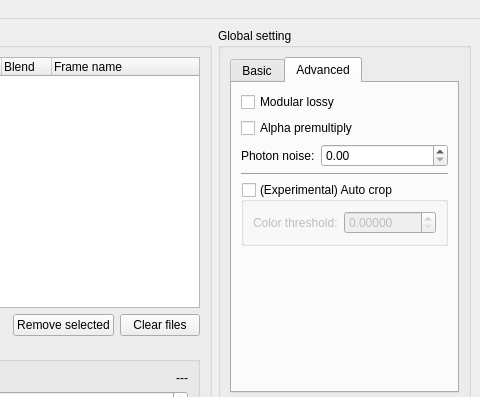
Old version of the form mainwindow.ui in the repository kampidh/JXL-Frame-Stitcher; both pictures show x 320 to 800 and y 0 to 397 of the 800 by 640 pixel window.
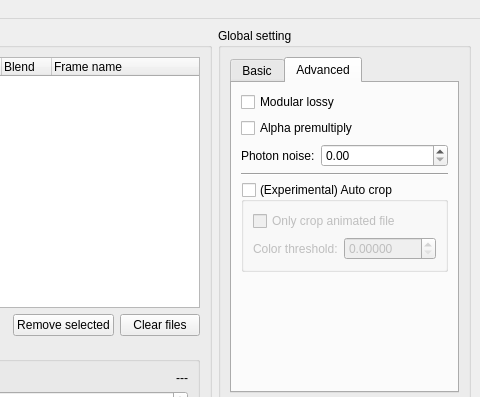
New version of the form. The open tabs and pages were chosen to show the change.

Commit message: Add option to only auto crop animated input image

The edit to the form file:
```diff
--- a/mainwindow.ui
+++ b/mainwindow.ui
@@ -672,6 +672,15 @@
                <property name="checked">
                 <bool>false</bool>
                </property>
+               <layout class="QVBoxLayout" name="verticalLayout_7">
+                <item>
+                 <widget class="QCheckBox" name="onlyCropAnimatedChk">
+                  <property name="text">
+                   <string>Only crop animated file</string>
+                  </property>
+                 </widget>
+                </item>
+                <item>
                <layout class="QFormLayout" name="formLayout_7">
                 <item row="0" column="0">
                  <widget class="QLabel" name="label_17">
@@ -698,6 +707,8 @@
                    <double>0.000000000000000</double>
                   </property>
                  </widget>
+                  </item>
+                 </layout>
                 </item>
                </layout>
               </widget>
```
Left out of the diff: 2 changed lines with no effect on the pictures. Lines whose indentation alone changed are shown as unchanged. The commit also changes 3 other files.
